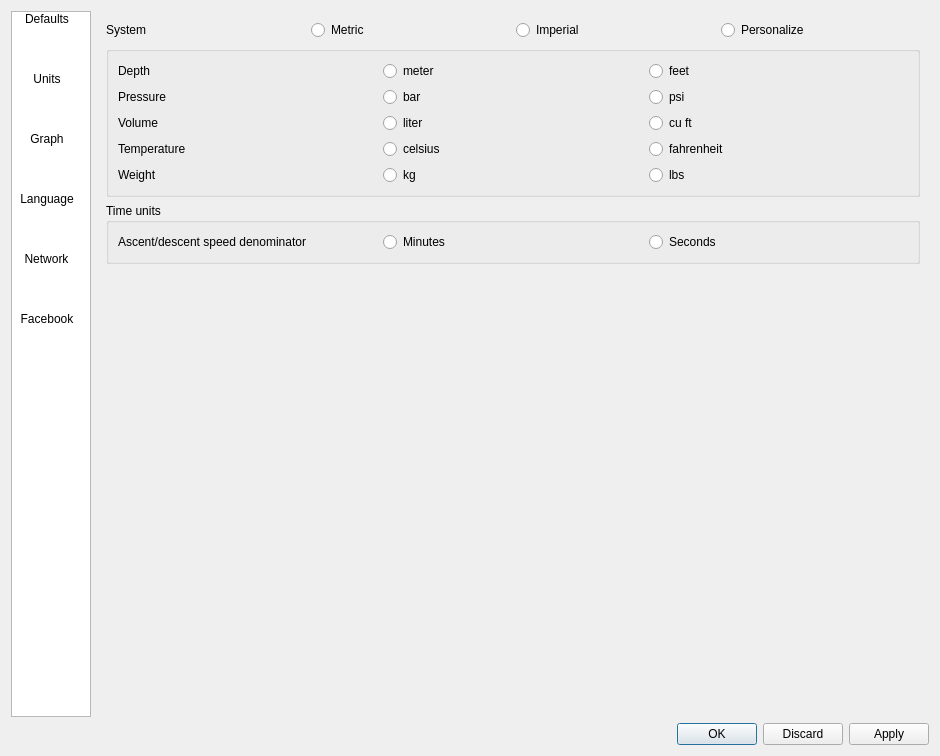
Above: qt-ui/preferences.ui from subsurface/subsurface before the change. Below: the same form after it.
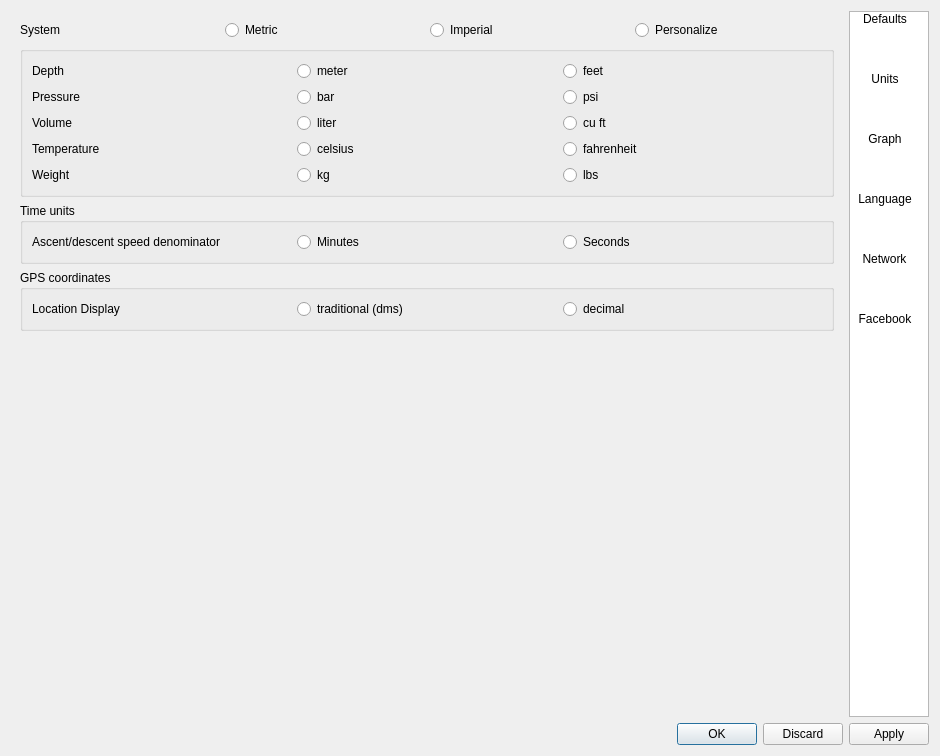
That is the form after the change. The open tabs and pages were chosen to show the change. Icons and pictures are not drawn.

Commit message:
Add option to display GPS coordinates as decimals
This adds a field to the units preferences to have GPS coordinates
show as decimals (as for example Google maps does it).

What changed in the file:
```diff
--- a/qt-ui/preferences.ui
+++ b/qt-ui/preferences.ui
@@ -21,127 +21,6 @@
   <layout class="QVBoxLayout" name="verticalLayout_2">
    <item>
     <layout class="QHBoxLayout" name="horizontalLayout_2">
-     <item>
-      <widget class="QListWidget" name="listWidget">
-       <property name="sizePolicy">
-        <sizepolicy hsizetype="Minimum" vsizetype="Expanding">
-         <horstretch>0</horstretch>
-         <verstretch>0</verstretch>
-        </sizepolicy>
-       </property>
-       <property name="minimumSize">
-        <size>
-         <width>80</width>
-         <height>0</height>
-        </size>
-       </property>
-       <property name="maximumSize">
-        <size>
-         <width>80</width>
-         <height>16777215</height>
-        </size>
-       </property>
-       <property name="iconSize">
-        <size>
-         <width>40</width>
-         <height>40</height>
-        </size>
-       </property>
-       <property name="textElideMode">
-        <enum>Qt::ElideNone</enum>
-       </property>
-       <property name="movement">
-        <enum>QListView::Static</enum>
-       </property>
-       <property name="isWrapping" stdset="0">
-        <bool>true</bool>
-       </property>
-       <property name="layoutMode">
-        <enum>QListView::Batched</enum>
-       </property>
-       <property name="spacing">
-        <number>0</number>
-       </property>
-       <property name="gridSize">
-        <size>
-         <width>70</width>
-         <height>60</height>
-        </size>
-       </property>
-       <property name="viewMode">
-        <enum>QListView::IconMode</enum>
-       </property>
-       <property name="uniformItemSizes">
-        <bool>false</bool>
-       </property>
-       <property name="wordWrap">
-        <bool>true</bool>
-       </property>
-       <property name="currentRow">
-        <number>-1</number>
-       </property>
-       <item>
-        <property name="text">
-         <string>Defaults</string>
-        </property>
-        <property name="icon">
-         <iconset>
-          <normalon>:/subsurface-icon</normalon>
-         </iconset>
-        </property>
-       </item>
-       <item>
-        <property name="text">
-         <string>Units</string>
-        </property>
-        <property name="icon">
-         <iconset>
-          <normalon>:/units</normalon>
-         </iconset>
-        </property>
-       </item>
-       <item>
-        <property name="text">
-         <string>Graph</string>
-        </property>
-        <property name="icon">
-         <iconset>
-          <normalon>:/graph</normalon>
-         </iconset>
-        </property>
-       </item>
-       <item>
-        <property name="text">
-         <string>Language</string>
-        </property>
-        <property name="icon">
-         <iconset>
-          <normalon>:/advanced</normalon>
-         </iconset>
-        </property>
-       </item>
-       <item>
-        <property name="text">
-         <string>Network</string>
-        </property>
-        <property name="icon">
-         <iconset>
-          <normalon>:/network</normalon>
-         </iconset>
-        </property>
-       </item>
-       <item>
-        <property name="text">
-         <string>Facebook</string>
-        </property>
-        <property name="icon">
-         <iconset>
-          <normalon>:/facebook</normalon>
-         </iconset>
-        </property>
-       </item>
-      </widget>
-     </item>
      <item>
       <widget class="QStackedWidget" name="stackedWidget">
        <property name="sizePolicy">
@@ -584,6 +463,42 @@
            </item>
           </layout>
          </item>
+         <item>
+          <widget class="QGroupBox" name="groupBox_11">
+           <property name="title">
+            <string>GPS coordinates</string>
+           </property>
+           <layout class="QHBoxLayout" name="horizontalLayout_12">
+            <item>
+             <widget class="QLabel" name="label_27">
+              <property name="text">
+               <string>Location Display</string>
+              </property>
+             </widget>
+            </item>
+            <item>
+             <widget class="QRadioButton" name="gpsTraditional">
+              <property name="text">
+               <string>traditional (dms)</string>
+              </property>
+              <attribute name="buttonGroup">
+               <string notr="true">buttonGroup_7</string>
+              </attribute>
+             </widget>
+            </item>
+            <item>
+             <widget class="QRadioButton" name="gpsDecimal">
+              <property name="text">
+               <string>decimal</string>
+              </property>
+              <attribute name="buttonGroup">
+               <string notr="true">buttonGroup_7</string>
+              </attribute>
+             </widget>
+            </item>
+           </layout>
+          </widget>
+         </item>
          <item>
           <spacer name="verticalSpacer">
            <property name="orientation">
@@ -1077,6 +992,127 @@
        </widget>
       </widget>
      </item>
+     <item>
+      <widget class="QListWidget" name="listWidget">
+       <property name="sizePolicy">
+        <sizepolicy hsizetype="Minimum" vsizetype="Expanding">
+         <horstretch>0</horstretch>
+         <verstretch>0</verstretch>
+        </sizepolicy>
+       </property>
+       <property name="minimumSize">
+        <size>
+         <width>80</width>
+         <height>0</height>
+        </size>
+       </property>
+       <property name="maximumSize">
+        <size>
+         <width>80</width>
+         <height>16777215</height>
+        </size>
+       </property>
+       <property name="iconSize">
+        <size>
+         <width>40</width>
+         <height>40</height>
+        </size>
+       </property>
+       <property name="textElideMode">
+        <enum>Qt::ElideNone</enum>
+       </property>
+       <property name="movement">
+        <enum>QListView::Static</enum>
+       </property>
+       <property name="isWrapping" stdset="0">
+        <bool>true</bool>
+       </property>
+       <property name="layoutMode">
+        <enum>QListView::Batched</enum>
+       </property>
+       <property name="spacing">
+        <number>0</number>
+       </property>
+       <property name="gridSize">
+        <size>
+         <width>70</width>
+         <height>60</height>
+        </size>
+       </property>
+       <property name="viewMode">
+        <enum>QListView::IconMode</enum>
+       </property>
+       <property name="uniformItemSizes">
+        <bool>false</bool>
+       </property>
+       <property name="wordWrap">
+        <bool>true</bool>
+       </property>
+       <property name="currentRow">
+        <number>-1</number>
+       </property>
+       <item>
+        <property name="text">
+         <string>Defaults</string>
+        </property>
+        <property name="icon">
+         <iconset>
+          <normalon>:/subsurface-icon</normalon>
+         </iconset>
+        </property>
+       </item>
+       <item>
+        <property name="text">
+         <string>Units</string>
+        </property>
+        <property name="icon">
+         <iconset>
+          <normalon>:/units</normalon>
+         </iconset>
+        </property>
+       </item>
+       <item>
+        <property name="text">
+         <string>Graph</string>
+        </property>
+        <property name="icon">
+         <iconset>
+          <normalon>:/graph</normalon>
+         </iconset>
+        </property>
+       </item>
+       <item>
+        <property name="text">
+         <string>Language</string>
+        </property>
+        <property name="icon">
+         <iconset>
+          <normalon>:/advanced</normalon>
+         </iconset>
+        </property>
+       </item>
+       <item>
+        <property name="text">
+         <string>Network</string>
+        </property>
+        <property name="icon">
+         <iconset>
+          <normalon>:/network</normalon>
+         </iconset>
+        </property>
+       </item>
+       <item>
+        <property name="text">
+         <string>Facebook</string>
+        </property>
+        <property name="icon">
+         <iconset>
+          <normalon>:/facebook</normalon>
+         </iconset>
+        </property>
+       </item>
+      </widget>
+     </item>
     </layout>
    </item>
    <item>
```
Left out of the diff: 5 changed lines with no effect on the pictures. The commit also changes 4 other files.
